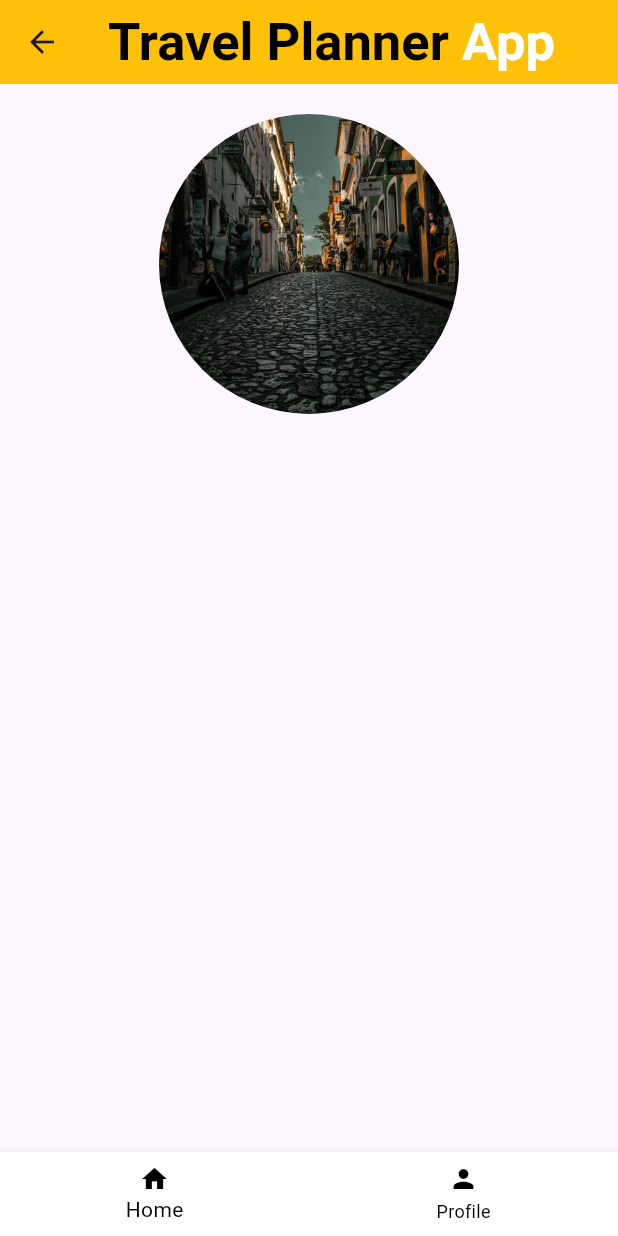
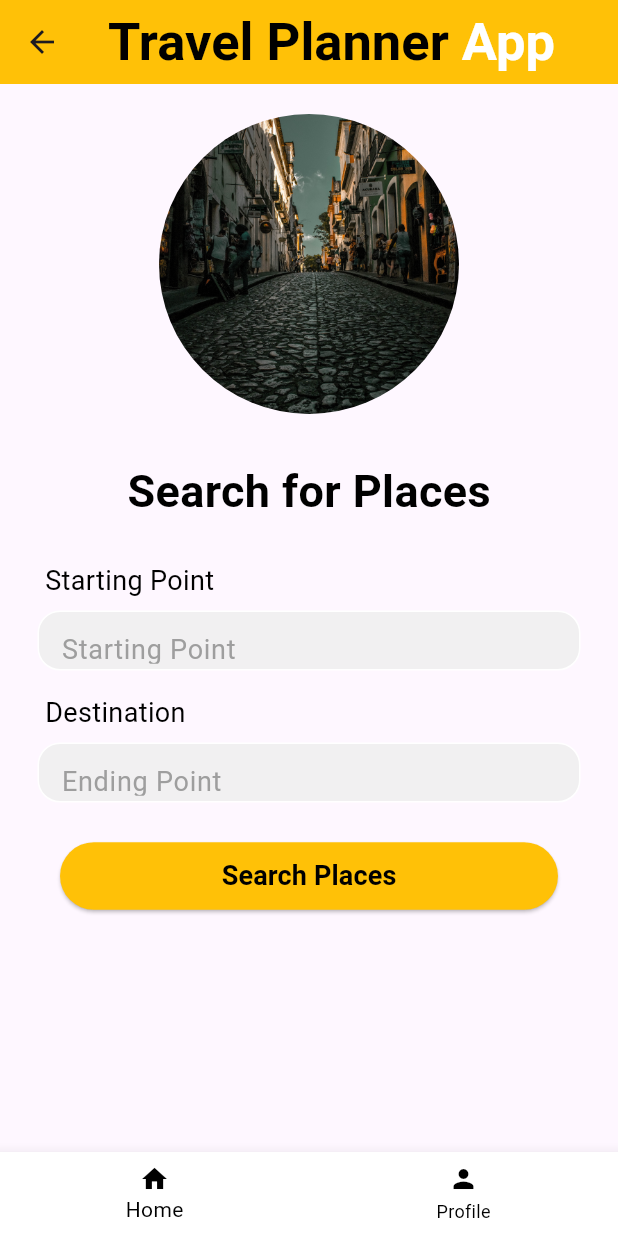
Before and after one commit to pruthuvi2001/travel_planner_y3g13, a Flutter app: the HomePage screen opened directly, on a phone screen of 412 x 824 dp. Run offline on Flutter 3.47's test engine with Material 3 defaults, Android fonts, the phone set to English and light mode, and no system bars.

Commit message:
FE - Added the following: Starting point and Ending point Search places button

```diff
--- a/lib/home_page.dart
+++ b/lib/home_page.dart
@@ -23,8 +23,8 @@ class _HomePageState extends State<HomePage> {
     String endingPoint = endingPointController.text;
     // Add your search place logic here
     print('Search Places button clicked..');
-    print('starting point: ' + startingPoint);
-    print('ending point: ' + endingPoint);
+    print('starting point: $startingPoint');
+    print('ending point: $endingPoint');
     // Perform search actions
     // ...
 
@@ -73,7 +73,121 @@ class _HomePageState extends State<HomePage> {
               ),
             ),
             SizedBox(height: 30),
-
+// Search for Places text
+            Center(
+              child: Text(
+                'Search for Places',
+                style: TextStyle(
+                  color: Colors.black,
+                  fontSize: 30.0,
+                  fontWeight: FontWeight.bold,
+                ),
+              ),
+            ),
+            SizedBox(height: 25),
+// Starting point
+            Padding(
+              padding: const EdgeInsets.symmetric(horizontal: 30.0),
+              child: Text(
+                'Starting Point',
+                style: TextStyle(
+                  color: Colors.black,
+                  fontSize: 18.0,
+                ),
+              ),
+            ),
+            SizedBox(height: 7),
+            Padding(
+              padding: const EdgeInsets.symmetric(horizontal: 25.0),
+              child: Container(
+                height: 40,
+                decoration: BoxDecoration(
+                  color: Colors.grey[200]?.withOpacity(0.8),
+                  border: Border.all(color: Colors.white),
+                  borderRadius: BorderRadius.circular(15),
+                ),
+                child: Padding(
+                  padding: const EdgeInsets.only(left: 15.0, top: 15.0),
+                  child: TextField(
+                    controller: startingPointController,
+                    style: TextStyle(
+                      color: Colors.black,
+                      fontSize: 18.0,
+                    ),
+                    decoration: InputDecoration(
+                      border: InputBorder.none,
+                      hintText: 'Starting Point',
+                      hintStyle: TextStyle(color: Colors.grey),
+                    ),
+                  ),
+                ),
+              ),
+            ),
+            SizedBox(height: 15),
+// Ending point
+            Padding(
+              padding: const EdgeInsets.symmetric(horizontal: 30.0),
+              child: Text(
+                'Destination',
+                style: TextStyle(
+                  color: Colors.black,
+                  fontSize: 18.0,
+                ),
+              ),
+            ),
+            SizedBox(height: 7),
+            Padding(
+              padding: const EdgeInsets.symmetric(horizontal: 25.0),
+              child: Container(
+                height: 40,
+                decoration: BoxDecoration(
+                  color: Colors.grey[200]?.withOpacity(0.8),
+                  border: Border.all(color: Colors.white),
+                  borderRadius: BorderRadius.circular(15),
+                ),
+                child: Padding(
+                  padding: const EdgeInsets.only(left: 15.0, top: 15.0),
+                  child: TextField(
+                    controller: endingPointController,
+                    style: TextStyle(
+                      color: Colors.black,
+                      fontSize: 18.0,
+                    ),
+                    decoration: InputDecoration(
+                      border: InputBorder.none,
+                      hintText: 'Ending Point',
+                      hintStyle: TextStyle(color: Colors.grey),
+                    ),
+                  ),
+                ),
+              ),
+            ),
+            SizedBox(height: 25),
+            Padding(
+              padding: const EdgeInsets.symmetric(horizontal: 40.0),
+              child: ElevatedButton(
+                onPressed: _searchPlace,
+                style: ElevatedButton.styleFrom(
+                  backgroundColor: Colors.amber,
+                  shape: RoundedRectangleBorder(
+                    borderRadius: BorderRadius.circular(50),
+                  ),
+                ),
+                child: Container(
+                  height: 45,
+                  child: Center(
+                    child: Text(
+                      'Search Places',
+                      style: TextStyle(
+                        color: Colors.black,
+                        fontSize: 18,
+                        fontWeight: FontWeight.bold,
+                      ),
+                    ),
+                  ),
+                ),
+              ),
+            ),
           ],
         ),
       ),
```
